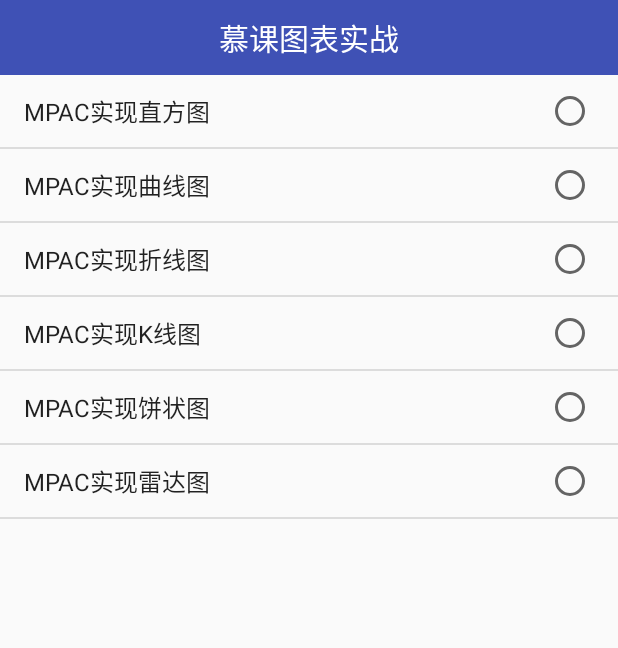
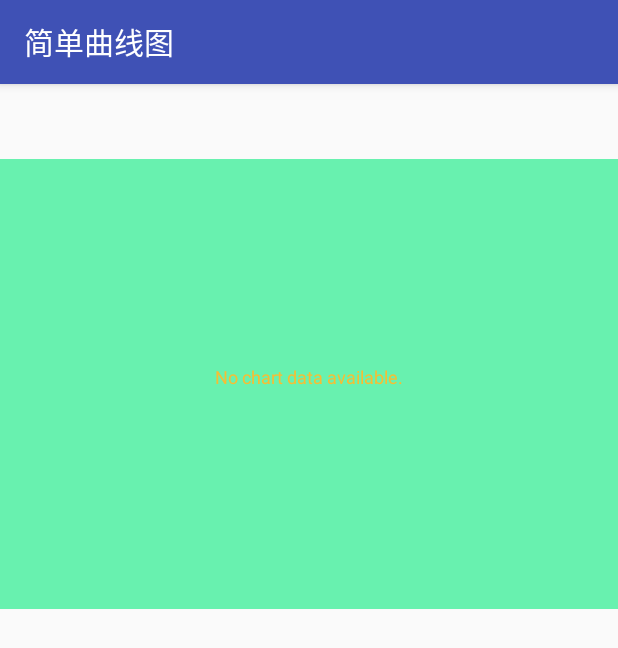
Before and after one commit to SunnyLy/MuKeNet, an Android app: the screen it shows after launch (MainActivity before the commit, CurveChartActivity after it), after a tap on "MPAC实现曲线图", on a phone screen of 412 x 824 dp. Shown: the top 648 px of the screen. Run offline under Robolectric (Android 15) with nearby library versions, the phone set to English and light mode, and no system bars.

Commit message:
添加曲线图表Activity.

```diff
--- a/app/src/main/AndroidManifest.xml
+++ b/app/src/main/AndroidManifest.xml
@@ -9,7 +9,8 @@
         android:roundIcon="@mipmap/ic_launcher_round"
         android:supportsRtl="true"
         android:theme="@style/AppTheme">
-        <activity android:name=".MainActivity">
+        <activity android:name=".MainActivity"
+            android:theme="@style/ActivityTheme">
             <intent-filter>
                 <action android:name="android.intent.action.MAIN" />
 
@@ -19,6 +20,7 @@
 
         <activity android:name=".basicchart.BarChartActivity"
             />
+        <activity android:name=".basicchart.CurveChartActivity"/>
     </application>
 
 </manifest>
--- a/app/src/main/java/chart/muke/com/mukechart/MainActivity.java
+++ b/app/src/main/java/chart/muke/com/mukechart/MainActivity.java
@@ -19,6 +19,8 @@ import java.util.List;
 import java.util.Map;
 
 import chart.muke.com.mukechart.basicchart.BarChartActivity;
+import chart.muke.com.mukechart.basicchart.CurveChartActivity;
+import chart.muke.com.mukechart.utils.MukeRouter;
 
 public class MainActivity extends ListActivity {
 
@@ -49,10 +51,12 @@ public class MainActivity extends ListActivity {
                         Intent intent = new Intent(MainActivity.this, BarChartActivity.class);
                         startActivity(intent);
                         break;
+                    case 1:
+                        MukeRouter.jump2target(MainActivity.this, CurveChartActivity.class);
+                        break;
                         default:
                             break;
                 }
-                Toast.makeText(MainActivity.this, "position:"+position, Toast.LENGTH_SHORT).show();
             }
         });
     }
--- a/app/src/main/java/chart/muke/com/mukechart/base/MukeBaseActivity.java
+++ b/app/src/main/java/chart/muke/com/mukechart/base/MukeBaseActivity.java
@@ -5,6 +5,7 @@ import android.os.Bundle;
 import android.support.annotation.NonNull;
 import android.support.annotation.Nullable;
 import android.support.v4.app.FragmentActivity;
+import android.support.v7.app.AppCompatActivity;
 import android.view.View;
 
 import chart.muke.com.mukechart.basicchart.BarChartActivity;
@@ -16,7 +17,7 @@ import chart.muke.com.mukechart.basicchart.BarChartActivity;
  * @Version V1.0.0
  */
 
-public abstract class MukeBaseActivity extends FragmentActivity implements View.OnClickListener{
+public abstract class MukeBaseActivity extends AppCompatActivity implements View.OnClickListener{
 
     @Override
     protected void onCreate(@Nullable Bundle savedInstanceState) {
--- a/app/src/main/java/chart/muke/com/mukechart/basicchart/BarChartActivity.java
+++ b/app/src/main/java/chart/muke/com/mukechart/basicchart/BarChartActivity.java
@@ -1,5 +1,8 @@
 package chart.muke.com.mukechart.basicchart;
 
+import android.app.ActionBar;
+import android.os.Bundle;
+import android.support.annotation.Nullable;
 import android.util.Log;
 import android.view.View;
 
@@ -35,6 +38,17 @@ public class BarChartActivity extends MukeBaseActivity {
 
     private BarChart mBarChart;
     private BarData mBarDatas;
+
+    @Override
+    protected void onCreate(@Nullable Bundle savedInstanceState) {
+        super.onCreate(savedInstanceState);
+        setTitle(R.string.title_bar_chart);
+        ActionBar actionBar = getActionBar();
+        if (actionBar != null){
+            actionBar.setHomeButtonEnabled(true);
+            actionBar.setLogo(R.mipmap.ic_launcher);
+        }
+    }
 
     @Override
     protected void initParams() {
--- /dev/null
+++ b/app/src/main/java/chart/muke/com/mukechart/basicchart/CurveChartActivity.java
@@ -0,0 +1,77 @@
+package chart.muke.com.mukechart.basicchart;
+
+import android.graphics.Color;
+import android.view.View;
+
+import com.github.mikephil.charting.charts.LineChart;
+import com.github.mikephil.charting.components.XAxis;
+import com.github.mikephil.charting.components.YAxis;
+
+import chart.muke.com.mukechart.R;
+import chart.muke.com.mukechart.base.MukeBaseActivity;
+
+/**
+ * @Annotation <p>曲线图界面:
+ *                我们都知道，曲线是一条条的线段连接成的，那么，曲线图其实
+ *                它也就是直线图
+ *              在智能硬件相关APP上比较常见，比如：实时展示心率等</p>
+ * @Auth Sunny
+ * @date 2017/9/10
+ * @Version V1.0.0
+ */
+
+public class CurveChartActivity extends MukeBaseActivity {
+
+    private LineChart mCurveChart;
+    @Override
+    protected void initParams() {
+        setTitle(R.string.title_curve_chart);
+
+        //初始化直线图相关参数
+        initLineChart();
+    }
+
+    private void initLineChart() {
+        //设置展示区域背景色
+        mCurveChart.setBackgroundColor(Color.rgb(104, 241, 175));
+        // 可触摸
+        mCurveChart.setTouchEnabled(true);
+
+        // 可绽放跟拖拽
+        mCurveChart.setDragEnabled(true);
+        mCurveChart.setScaleEnabled(true);
+
+        // if disabled, scaling can be done on x- and y-axis separately
+        mCurveChart.setPinchZoom(false);
+
+        mCurveChart.setDrawGridBackground(true);
+
+        XAxis x = mCurveChart.getXAxis();
+        x.setEnabled(false);//不使用常规的X轴
+
+        YAxis y = mCurveChart.getAxisLeft();
+      //  y.setTypeface(mTLeftType);
+        y.setLabelCount(6, false);
+        y.setTextColor(Color.WHITE);
+        y.setPosition(YAxis.YAxisLabelPosition.INSIDE_CHART);
+        y.setDrawGridLines(false);
+        y.setAxisLineColor(Color.WHITE);
+
+        mCurveChart.getAxisRight().setEnabled(false);
+    }
+
+    @Override
+    public int getLayoutId() {
+        return R.layout.activity_curve_chart;
+    }
+
+    @Override
+    public void onContentChanged() {
+        mCurveChart = (LineChart) findViewById(R.id.bc_line_chart);
+    }
+
+    @Override
+    public void onClick(View v) {
+
+    }
+}
--- /dev/null
+++ b/app/src/main/java/chart/muke/com/mukechart/utils/MukeRouter.java
@@ -0,0 +1,21 @@
+package chart.muke.com.mukechart.utils;
+
+import android.app.Activity;
+import android.content.Context;
+import android.content.Intent;
+import android.support.annotation.NonNull;
+
+/**
+ * @Annotation <p>页面路由工具类</p>
+ * @Auth Sunny
+ * @date 2017/9/12
+ * @Version V1.0.0
+ */
+
+public class MukeRouter {
+
+    public static void jump2target(@NonNull Context context, @NonNull Class<?> target){
+        Intent intent = new Intent(context,target);
+        context.startActivity(intent);
+    }
+}
--- /dev/null
+++ b/app/src/main/res/layout/activity_curve_chart.xml
@@ -0,0 +1,13 @@
+<?xml version="1.0" encoding="utf-8"?>
+<LinearLayout xmlns:android="http://schemas.android.com/apk/res/android"
+    android:orientation="vertical" android:layout_width="match_parent"
+    android:layout_height="match_parent">
+
+    <com.github.mikephil.charting.charts.LineChart
+        android:id="@+id/bc_line_chart"
+        android:layout_width="match_parent"
+        android:layout_height="300dp"
+        android:layout_gravity="center_vertical"
+        android:layout_marginTop="50dp"/>
+
+</LinearLayout>
--- a/app/src/main/res/layout/activity_main.xml
+++ b/app/src/main/res/layout/activity_main.xml
@@ -5,21 +5,20 @@
     android:layout_height="match_parent"
     tools:context="chart.muke.com.mukechart.MainActivity">
 
-    <TextView
-        android:id="@+id/tv_main_title"
-        android:layout_width="match_parent"
-        android:layout_height="50dp"
-        android:layout_alignParentTop="true"
-        android:background="@color/colorPrimary"
-        android:text="慕课图表实战"
-        android:textColor="@android:color/white"
-        android:textSize="20sp"
-        android:gravity="center"
-        />
+    <!--<TextView-->
+        <!--android:id="@+id/tv_main_title"-->
+        <!--android:layout_width="match_parent"-->
+        <!--android:layout_height="50dp"-->
+        <!--android:layout_alignParentTop="true"-->
+        <!--android:background="@color/colorPrimary"-->
+        <!--android:text="慕课图表实战"-->
+        <!--android:textColor="@android:color/white"-->
+        <!--android:textSize="20sp"-->
+        <!--android:gravity="center"-->
+        <!--/>-->
     <ListView android:id="@android:id/list"
         android:layout_width="match_parent"
         android:layout_height="match_parent"
-        android:layout_below="@+id/tv_main_title"
         android:layout_weight="1"
         android:drawSelectorOnTop="false"/>
 
--- a/app/src/main/res/values/strings.xml
+++ b/app/src/main/res/values/strings.xml
@@ -1,5 +1,7 @@
 <resources>
     <string name="app_name">慕课图表实战</string>
+    <string name="title_bar_chart">简单直方图</string>
+    <string name="title_curve_chart">简单曲线图</string>
 
     <string-array name="chart_types">
         <item>MPAC实现直方图</item>
--- a/app/src/main/res/values/styles.xml
+++ b/app/src/main/res/values/styles.xml
@@ -8,4 +8,11 @@
         <item name="colorAccent">@color/colorAccent</item>
     </style>
 
+    <style name="ActivityTheme" parent="@android:style/Theme.Holo.Light.DarkActionBar">
+        <item name="android:actionBarWidgetTheme">@style/Theme.Holo.ActionBar</item>
+    </style>
+
+    <style name="Theme.Holo.ActionBar" parent="">
+        <item name="android:background">@color/colorPrimary</item>
+    </style>
 </resources>
```
